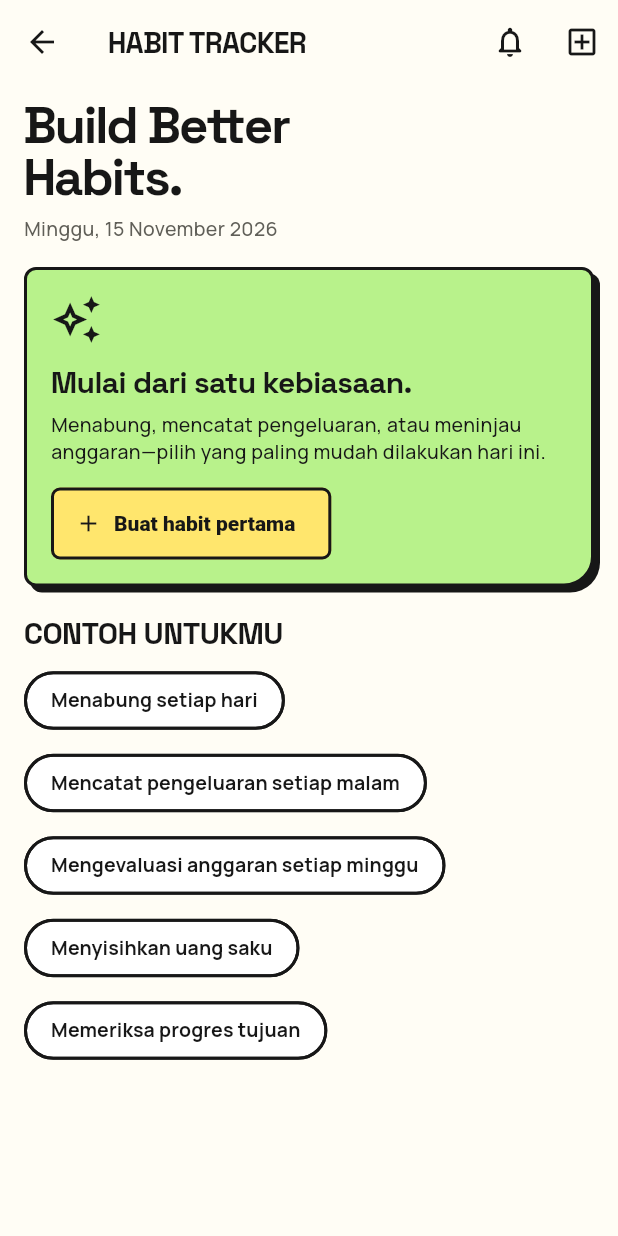
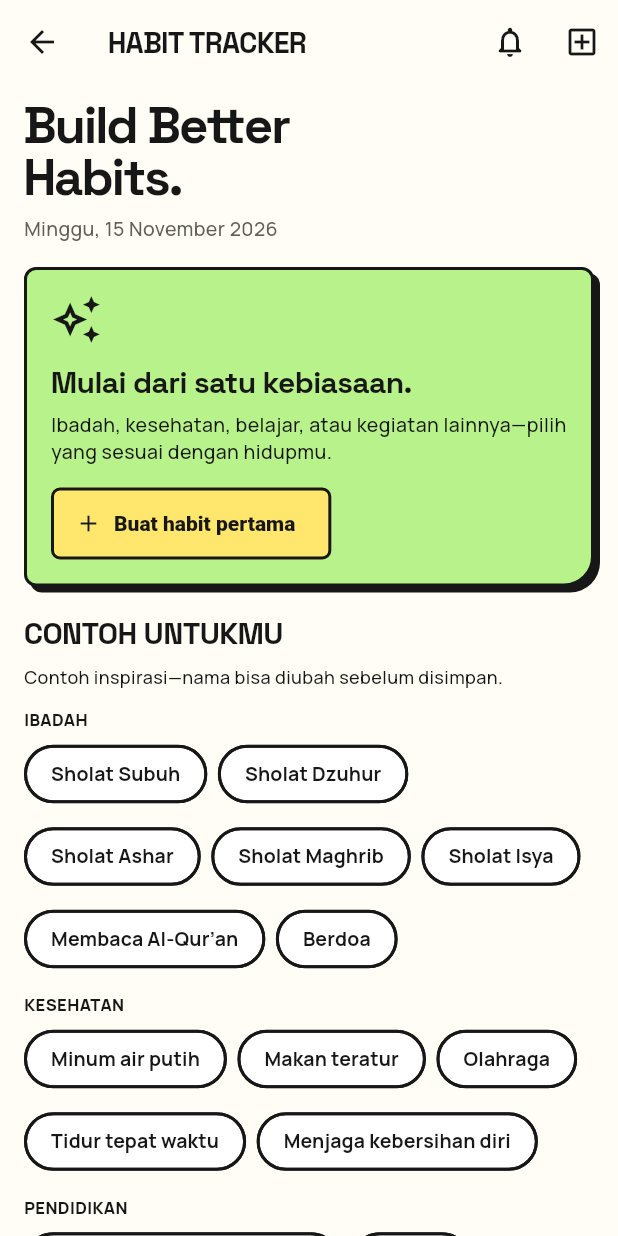
Before and after one commit to colpad999/apk-idk, a Flutter app: the screen it shows after launch, after a tap on the "notifications none" icon, on a phone screen of 412 x 824 dp. Run offline on Flutter 3.47's test engine with Material 3 defaults, Android fonts, the phone set to English and light mode, and no system bars; our stand-ins replace drift, drift_flutter, file_picker, fl_chart, flutter_local_notifications, flutter_riverpod and 3 more; accounts and stored records are empty.

Commit message:
Add feature search, ledger CSV and life habit prompts
Co-authored-by: arena-agent <297053741+arena-agent@users.noreply.github.com>

```diff
--- a/lib/data/habit.dart
+++ b/lib/data/habit.dart
@@ -6,10 +6,8 @@ enum ReminderRecurrence { daily, weekly }
 
 const allWeekdays = <int>{1, 2, 3, 4, 5, 6, 7};
 const weekdayLabels = ['Sen', 'Sel', 'Rab', 'Kam', 'Jum', 'Sab', 'Min'];
-const defaultReminderTitle = '⚡ Waktunya menabung!';
-const defaultReminderBody =
-    'Sempatkan mencatat tabungan hari ini dan lanjutkan progres tujuanmu. '
-    'Kalau dana belum tersedia, cukup tinjau rencanamu—tidak perlu memaksakan setoran.';
+const defaultReminderTitle = '⚡ Waktunya melakukan kebiasaanmu!';
+const defaultReminderBody = 'Luangkan waktu untuk kebiasaan yang kamu pilih. Lakukan sesuai kemampuanmu.';
 
 class HabitReminder {
   const HabitReminder({
--- a/lib/features/habits/habits_page.dart
+++ b/lib/features/habits/habits_page.dart
@@ -73,26 +73,30 @@ class _HabitsPageState extends ConsumerState<HabitsPage> {
                     NeoEmptyState(
                       icon: Icons.auto_awesome_outlined,
                       title: 'Mulai dari satu kebiasaan.',
-                      message: 'Menabung, mencatat pengeluaran, atau meninjau anggaran—pilih yang paling mudah dilakukan hari ini.',
+                      message: 'Ibadah, kesehatan, belajar, atau kegiatan lainnya—pilih yang sesuai dengan hidupmu.',
                       actionLabel: 'Buat habit pertama',
                       onAction: () => _openEditor(),
                     ),
                     const SizedBox(height: 18),
                     const NeoSectionTitle('CONTOH UNTUKMU'),
                     const SizedBox(height: 9),
-                    Wrap(spacing: 7, runSpacing: 7, children: [
-                      for (final example in [
-                        'Menabung setiap hari',
-                        'Mencatat pengeluaran setiap malam',
-                        'Mengevaluasi anggaran setiap minggu',
-                        'Menyisihkan uang saku',
-                        'Memeriksa progres tujuan',
-                      ])
-                        ActionChip(
-                          label: Text(example),
-                          onPressed: () => _openEditor(null, example),
-                        ),
-                    ]),
+                    const Text('Contoh inspirasi—nama bisa diubah sebelum disimpan.', style: TextStyle(fontSize: 12)),
+                    for (final group in <String, List<String>>{
+                      'IBADAH': ['Sholat Subuh', 'Sholat Dzuhur', 'Sholat Ashar', 'Sholat Maghrib', 'Sholat Isya', 'Membaca Al-Qur’an', 'Berdoa'],
+                      'KESEHATAN': ['Minum air putih', 'Makan teratur', 'Olahraga', 'Tidur tepat waktu', 'Menjaga kebersihan diri'],
+                      'PENDIDIKAN': ['Mengerjakan tugas sekolah', 'Belajar', 'Membaca buku', 'Mengulang pelajaran', 'Mempelajari hal baru'],
+                      'PRODUKTIVITAS': ['Merapikan kamar', 'Membersihkan rumah', 'Membantu keluarga', 'Menyelesaikan pekerjaan', 'Mengatur jadwal'],
+                      'PENGEMBANGAN DIRI': ['Membaca', 'Menulis jurnal', 'Belajar keterampilan baru', 'Mengurangi distraksi'],
+                      'KEUANGAN': ['Menabung setiap hari', 'Mencatat pengeluaran'],
+                    }.entries) ...[
+                      const SizedBox(height: 12),
+                      Text(group.key, style: const TextStyle(fontSize: 11, fontWeight: FontWeight.w900)),
+                      const SizedBox(height: 5),
+                      Wrap(spacing: 7, runSpacing: 7, children: [
+                        for (final example in group.value)
+                          ActionChip(label: Text(example), onPressed: () => _openEditor(null, example)),
+                      ]),
+                    ],
                   ]);
                 }
                 final active = items.where((habit) => habit.isActive).toList();
--- a/lib/features/habits/reminder_settings_page.dart
+++ b/lib/features/habits/reminder_settings_page.dart
@@ -339,7 +339,7 @@ class _ReminderSettingsPageState extends ConsumerState<ReminderSettingsPage> {
             label: const Text('Uji pengingat'),
           ),
         ),
-        Text('Pesan default tidak mewajibkan menabung saat dana belum tersedia.',
+        Text('Pesan pengingat dapat disesuaikan untuk kegiatan apa pun.',
             style: TextStyle(color: palette.muted, fontSize: 11)),
       ]),
     );
--- a/lib/features/home/savings_home_page.dart
+++ b/lib/features/home/savings_home_page.dart
@@ -18,6 +18,7 @@ import '../transactions/add_transaction_sheet.dart';
 import '../transactions/transactions_page.dart';
 import '../habits/habits_page.dart';
 import '../statistics/statistics_page.dart';
+import '../navigation/navigation_center_page.dart';
 
 class SavingsHomePage extends ConsumerStatefulWidget {
   const SavingsHomePage({super.key});
@@ -92,6 +93,7 @@ class _SavingsHomePageState extends ConsumerState<SavingsHomePage> {
         const TransactionsPage(),
         const StatisticsPage(),
         _SettingsPage(
+            onOpenCenter: () => Navigator.of(context).push(MaterialPageRoute<void>(builder: (_) => NavigationCenterPage(openTab: (index) => setState(() => _selectedIndex = index)))),
             onOpenBudget: () => Navigator.of(context).push(MaterialPageRoute<void>(builder: (_) => Scaffold(appBar: AppBar(title: const Text('BUDGET PLANNER')), body: const BudgetPage()))),
             onOpenActivity: () => setState(() => _selectedIndex = 2),
             onOpenBackup: () => Navigator.of(context).push(
@@ -677,11 +679,13 @@ class _InlineError extends StatelessWidget {
 
 class _SettingsPage extends ConsumerWidget {
   const _SettingsPage(
-      {required this.onOpenBudget,
+      {required this.onOpenCenter,
+      required this.onOpenBudget,
       required this.onOpenActivity,
       required this.onOpenSimulator,
       required this.onOpenHabits,
       required this.onOpenBackup});
+  final VoidCallback onOpenCenter;
   final VoidCallback onOpenBudget;
   final VoidCallback onOpenActivity;
   final VoidCallback onOpenSimulator;
@@ -694,6 +698,8 @@ class _SettingsPage extends ConsumerWidget {
         padding: const EdgeInsets.fromLTRB(18, 12, 18, 100),
         children: [
           Text('MORE ⚡', style: Theme.of(context).textTheme.headlineLarge),
+          const SizedBox(height: 12),
+          FilledButton.icon(onPressed: onOpenCenter, icon: const Icon(Icons.search), label: const Text('Cari di pusat fitur')),
           const SizedBox(height: 6),
           Text('Semua alat untuk uang dan kebiasaanmu.', style: TextStyle(color: palette.muted)),
           const SizedBox(height: 16),
@@ -741,7 +747,7 @@ class _SettingsPage extends ConsumerWidget {
                   contentPadding: EdgeInsets.zero,
                   leading: const Icon(Icons.checklist_rounded),
                   title: const Text('Habit tracker'),
-                  subtitle: const Text('Kebiasaan dan pengingat menabung'),
+                  subtitle: const Text('Kebiasaan dan pengingat sehari-hari'),
                   trailing: const Icon(Icons.chevron_right),
                   onTap: onOpenHabits)),
           const SizedBox(height: 13),
```
Also changed, not shown: lib/features/backup/backup_page.dart (+27 -0 lines), lib/features/navigation/navigation_center_page.dart (added, +83 -0 lines), lib/features/transactions/add_transaction_sheet.dart (+21 -2 lines), lib/services/transaction_csv_service.dart (added, +44 -0 lines), 3 other files.
